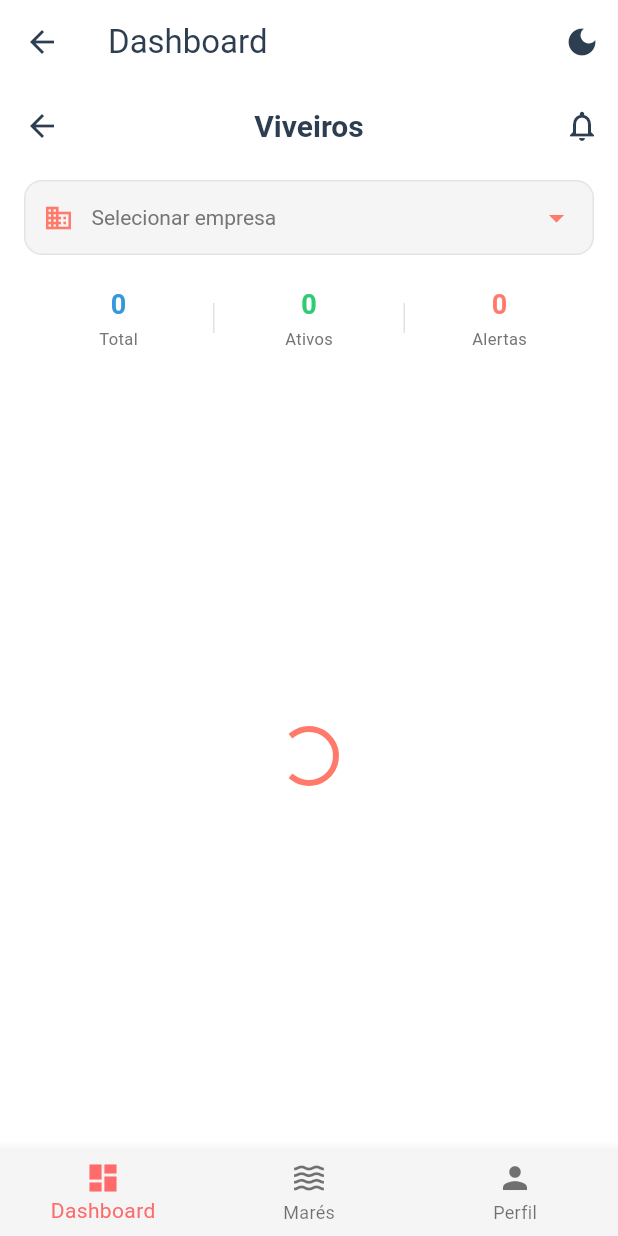
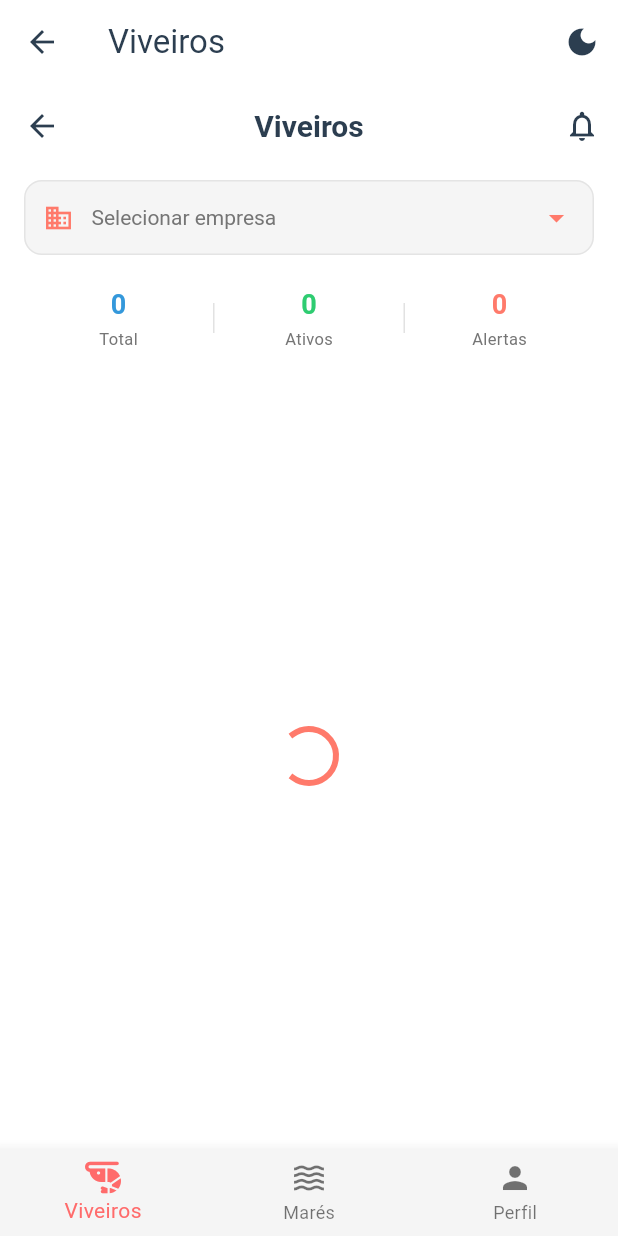
Before and after one commit to italomsilva/zidasp_app, a Flutter app: the MainNavigation screen opened by its route, on a phone screen of 412 x 824 dp. Run offline on Flutter 3.47's test engine with Material 3 defaults, Android fonts, the phone set to English and light mode, and no system bars; our stand-ins replace dio, font_awesome_flutter, get_it, shared_preferences, signals; accounts and stored records are empty.

Commit message:
feat: add shrimp icon

```diff
--- a/lib/navigation/main_navigation.dart
+++ b/lib/navigation/main_navigation.dart
@@ -1,5 +1,6 @@
 // lib/navigation/main_navigation.dart
 import 'package:flutter/material.dart';
+import 'package:font_awesome_flutter/font_awesome_flutter.dart';
 import 'package:signals/signals_flutter.dart';
 import 'package:zidasp_app/core/di.dart';
 import 'package:zidasp_app/modules/pond/pages/dashboard/dashboard_page.dart';
@@ -25,7 +26,7 @@ class _MainNavigationState extends State<MainNavigation> {
   ];
 
   final List<String> _titles = [
-    'Dashboard',
+    'Viveiros',
     'Marés',
     'Perfil',
   ];
@@ -51,8 +52,8 @@ class _MainNavigationState extends State<MainNavigation> {
             : const Color(0xFFFF6B6B),
         items: const [
           BottomNavigationBarItem(
-            icon: Icon(Icons.dashboard),
-            label: 'Dashboard',
+            icon: FaIcon(FontAwesomeIcons.shrimp),
+            label: 'Viveiros',
           ),
           BottomNavigationBarItem(
             icon: Icon(Icons.waves),
--- a/pubspec.yaml
+++ b/pubspec.yaml
@@ -40,6 +40,7 @@ dependencies:
   signals: ^6.3.0
   get_it: ^9.2.1
   dio: ^5.9.1
+  font_awesome_flutter: ^10.12.0
 
 dev_dependencies:
   flutter_test:
```
Also changed, not shown: lib/modules/auth/pages/login_page.dart (+5 -2 lines), pubspec.lock.
